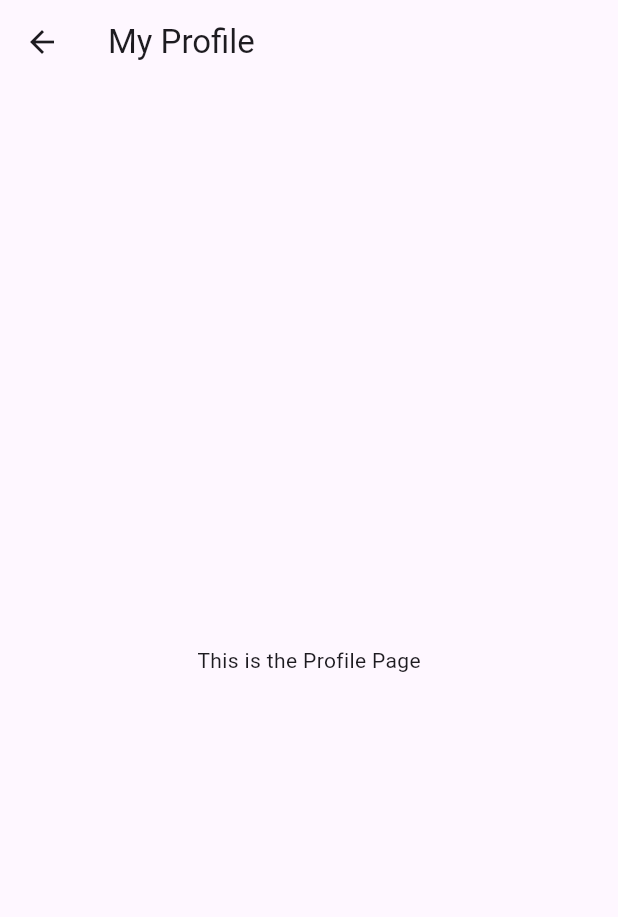
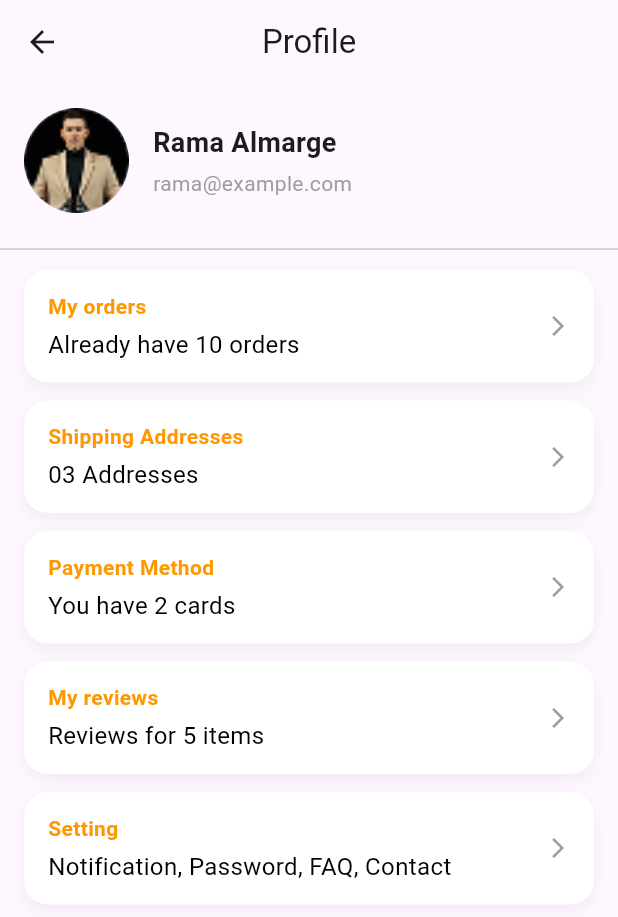
Before and after one commit to ramaAlmarge/homestyle, a Flutter app: the ProfilePage screen opened by its route, on a phone screen of 412 x 824 dp. Shown: the top 917 px of the screen. Run offline on Flutter 3.47's test engine with Material 3 defaults, Android fonts, the phone set to English and light mode, and no system bars; our stand-ins replace flutter_screenutil, flutter_svg.

Commit message:
create profile and shipping address

```diff
--- a/homestyle/lib/core/routes/routeclass.dart
+++ b/homestyle/lib/core/routes/routeclass.dart
@@ -1,5 +1,6 @@
 import 'package:flutter/material.dart';
 import 'package:homestyle/views/SUCCESS_PAGE.dart';
+import 'package:homestyle/views/addshippingadress.dart';
 import 'package:homestyle/views/cart_page.dart';
 import 'package:homestyle/views/check_outpage.dart';
 import 'package:homestyle/views/favoritepage.dart';
@@ -7,8 +8,11 @@ import 'package:homestyle/views/homepage.dart';
 import 'package:homestyle/views/login_page.dart';
 import 'package:homestyle/views/onboarding.dart';
 import 'package:homestyle/views/order_page.dart';
+import 'package:homestyle/views/paymantmethod_page.dart';
 import 'package:homestyle/views/profile_page.dart';
 import 'package:homestyle/views/rating_page.dart';
+import 'package:homestyle/views/setting_page.dart';
+import 'package:homestyle/views/shippingadrress_page.dart';
 import 'package:homestyle/views/signup.dart';
 import 'package:homestyle/views/notification_page.dart'; // ✅ إذا عندك صفحة إشعارات
 
@@ -25,6 +29,11 @@ class AppRoutes {
     '/notifications': (context) => const NotificationPage(), // ✅
     '/success': (context) => const SuccessPage(),
     '/Orderpage': (context) => const Orderpage(),
+    '/ShippingAdreessPage': (context) => ShippingAdreessPage(),
+
+    '/PaymantMethod': (context) => const PaymantMethod(),
     // '/ReviewPage': (context) =>  ReviewPage(),
+    '/SettingPage': (context) => const SettingPage(),
+    '/AddShippingAddressPage': (context) => AddShippingAddressPage(),
   };
 }
--- a/homestyle/lib/views/profile_page.dart
+++ b/homestyle/lib/views/profile_page.dart
@@ -1,4 +1,7 @@
 import 'package:flutter/material.dart';
+
+import 'package:homestyle/widget/profile_header.dart';
+import 'package:homestyle/widget/profile_list.dart';
 
 class ProfilePage extends StatelessWidget {
   const ProfilePage({super.key});
@@ -7,10 +10,45 @@ class ProfilePage extends StatelessWidget {
   Widget build(BuildContext context) {
     return Scaffold(
       appBar: AppBar(
-        title: const Text('My Profile'),
+        title: const Text("Profile"),
+        centerTitle: true,
       ),
-      body: const Center(
-        child: Text('This is the Profile Page'),
+      body: Column(
+        children: [
+          ProfileHeader(), // صورة واسم وإيميل
+          const Divider(thickness: 1),
+          Expanded(
+            child: ListView(
+              children: [
+                ProfileListTile(
+                  title: 'My orders',
+                  subtitle: 'Already have 10 orders',
+                  onTap: () => Navigator.pushNamed(context, '/Orderpage'),
+                ),
+                ProfileListTile(
+                  title: 'Shipping Addresses',
+                  subtitle: '03 Addresses',
+                  onTap: () => Navigator.pushNamed(context, '/ShippingAdreessPage'),
+                ),
+                ProfileListTile(
+                  title: 'Payment Method',
+                  subtitle: 'You have 2 cards',
+                  onTap: () => Navigator.pushNamed(context, '/PaymantMethod'),
+                ),
+                ProfileListTile(
+                  title: 'My reviews',
+                  subtitle: 'Reviews for 5 items',
+                  // ما في تنقل هون حسب التصميم
+                ),
+                ProfileListTile(
+                  title: 'Setting',
+                  subtitle: 'Notification, Password, FAQ, Contact',
+                  onTap: () => Navigator.pushNamed(context, '/SettingPage'),
+                ),
+              ],
+            ),
+          ),
+        ],
       ),
     );
   }
--- /dev/null
+++ b/homestyle/lib/widget/profile_header.dart
@@ -0,0 +1,35 @@
+import 'package:flutter/material.dart';
+
+class ProfileHeader extends StatelessWidget {
+  const ProfileHeader({super.key});
+
+  @override
+  Widget build(BuildContext context) {
+    return Padding(
+      padding: const EdgeInsets.all(16.0),
+      child: Row(
+        children: [
+          const CircleAvatar(
+            radius: 35,
+            backgroundImage: AssetImage('assets/images/avatar.png'),
+          ),
+          const SizedBox(width: 16),
+          Column(
+            crossAxisAlignment: CrossAxisAlignment.start,
+            children: const [
+              Text(
+                "Rama Almarge",
+                style: TextStyle(fontSize: 18, fontWeight: FontWeight.bold),
+              ),
+              SizedBox(height: 4),
+              Text(
+                "rama@example.com",
+                style: TextStyle(color: Colors.grey),
+              ),
+            ],
+          ),
+        ],
+      ),
+    );
+  }
+}
--- /dev/null
+++ b/homestyle/lib/widget/profile_list.dart
@@ -0,0 +1,70 @@
+import 'package:flutter/material.dart';
+
+class ProfileListTile extends StatelessWidget {
+  final String title;
+  final String subtitle;
+  final VoidCallback? onTap;
+
+  const ProfileListTile({
+    super.key,
+    required this.title,
+    required this.subtitle,
+    this.onTap,
+  });
+
+  @override
+  Widget build(BuildContext context) {
+    return Padding(
+      padding: const EdgeInsets.symmetric(horizontal: 16, vertical: 6),
+      child: InkWell(
+        onTap: onTap,
+        borderRadius: BorderRadius.circular(16),
+        child: Container(
+          padding: const EdgeInsets.symmetric(horizontal: 16, vertical: 14),
+          decoration: BoxDecoration(
+            color: Colors.white,
+            borderRadius: BorderRadius.circular(16),
+            boxShadow: [
+              BoxShadow(
+                color: Colors.black.withOpacity(0.05),
+                blurRadius: 8,
+                offset: const Offset(0, 4),
+              ),
+            ],
+          ),
+          child: Row(
+            children: [
+              // ✅ نصوص
+              Expanded(
+                child: Column(
+                  crossAxisAlignment: CrossAxisAlignment.start,
+                  children: [
+                    Text(
+                      title,
+                      style: const TextStyle(
+                        fontSize: 14,
+                        fontWeight: FontWeight.w600,
+                        color: Colors.orange,
+                      ),
+                    ),
+                    const SizedBox(height: 4),
+                    Text(
+                      subtitle,
+                      style: const TextStyle(
+                        fontSize: 16,
+                        color: Colors.black,
+                      ),
+                    ),
+                  ],
+                ),
+              ),
+
+              // ✅ سهم يمين
+              const Icon(Icons.arrow_forward_ios, size: 16, color: Colors.grey),
+            ],
+          ),
+        ),
+      ),
+    );
+  }
+}
```
Also changed, not shown: homestyle/lib/model/order_model.dart (added, +15 -0 lines), homestyle/lib/model/shipingadress_model.dart (added, +11 -0 lines), homestyle/lib/views/addshippingadress.dart (added, +91 -0 lines), homestyle/lib/views/order_page.dart (+56 -2 lines), homestyle/lib/views/paymantmethod_page.dart (added, +13 -0 lines), homestyle/lib/views/setting_page.dart (added, +13 -0 lines), homestyle/lib/views/shippingadrress_page.dart (added, +59 -0 lines), homestyle/lib/widget/adress_tile.dart (added, +33 -0 lines), homestyle/lib/widget/order_tile.dart (added, +81 -0 lines).
